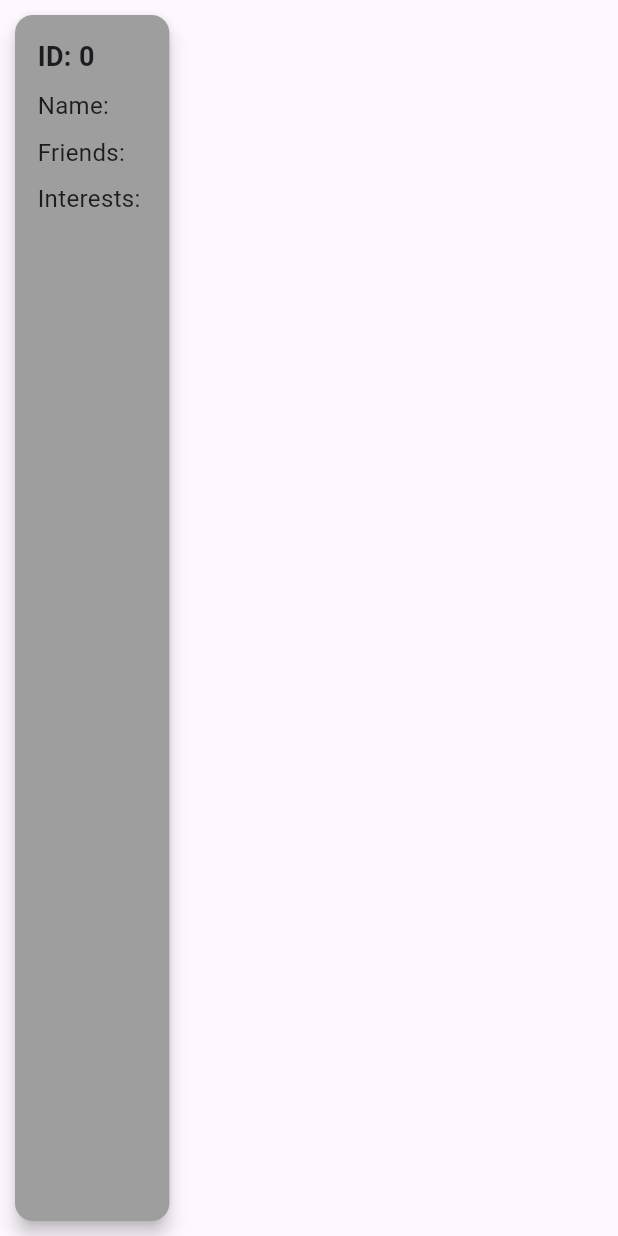
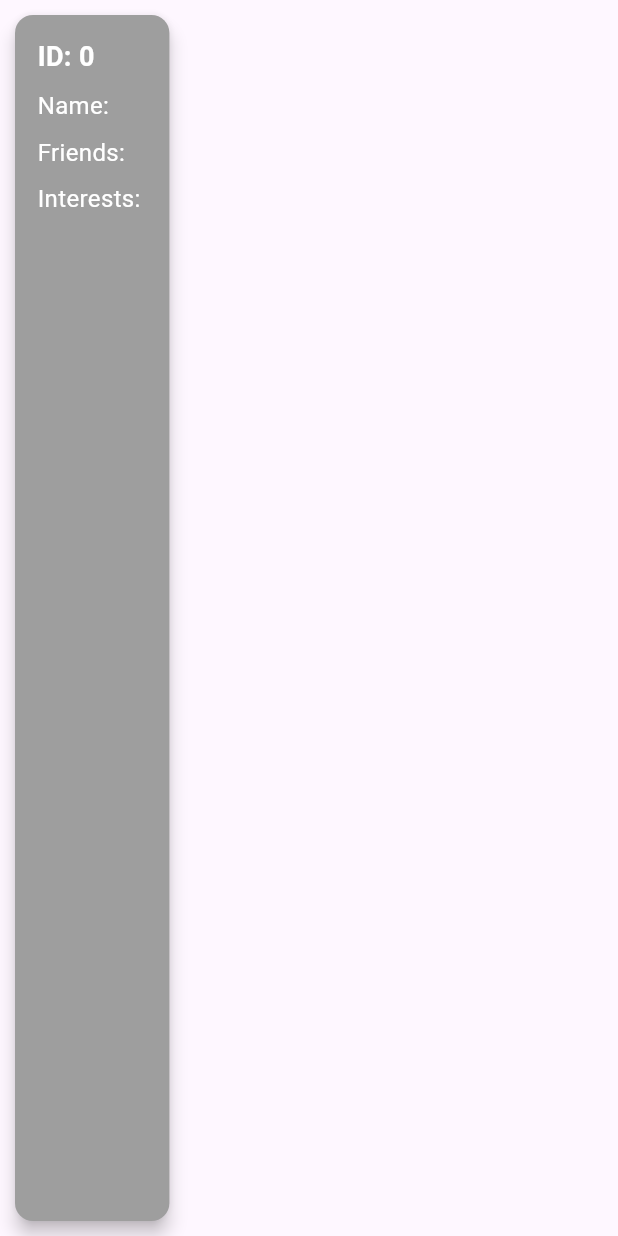
Before and after one commit to walidQasem/app_test, a Flutter app: the UserComponent widget shown alone on an empty page, opened directly with empty values, on a phone screen of 412 x 824 dp. Run offline on Flutter 3.47's test engine with Material 2 defaults, Android fonts, the phone set to English and light mode, and no system bars; our stand-ins replace cloud_firestore, firebase_core; accounts and stored records are empty.

Commit message:
2023-12-01 16:23

```diff
--- a/lib/Components/UserComponenets.dart
+++ b/lib/Components/UserComponenets.dart
@@ -31,6 +31,7 @@ class UserComponent extends StatelessWidget {
               style: TextStyle(
                 fontSize: 18,
                 fontWeight: FontWeight.bold,
+                color: Colors.white,
               ),
             ),
             SizedBox(height: 8),
@@ -38,6 +39,7 @@ class UserComponent extends StatelessWidget {
               'Name: $name',
               style: TextStyle(
                 fontSize: 16,
+                color: Colors.white,
               ),
             ),
             SizedBox(height: 8),
@@ -45,6 +47,7 @@ class UserComponent extends StatelessWidget {
               'Friends: ${friends.join(", ")}',
               style: TextStyle(
                 fontSize: 16,
+                color: Colors.white,
               ),
             ),
             SizedBox(height: 8),
@@ -52,6 +55,7 @@ class UserComponent extends StatelessWidget {
               'Interests: ${interests.join(", ")}',
               style: TextStyle(
                 fontSize: 16,
+                color: Colors.white,
               ),
             ),
           ],
--- a/lib/Pages/UserPage.dart
+++ b/lib/Pages/UserPage.dart
@@ -42,6 +42,10 @@ class _MyHomePageState extends State<MyHomePage> {
   @override
   Widget build(BuildContext context) {
     return Scaffold(
+      appBar: AppBar(
+        title: Text('Users'),
+        centerTitle: true,
+      ),
       floatingActionButton: FloatingActionButton(
         onPressed: () {
           for (var user in users) {
@@ -68,7 +72,7 @@ class _MyHomePageState extends State<MyHomePage> {
               itemCount: filteredUsers.length,
               itemBuilder: (BuildContext context, int index) {
                 return UserComponent(
-                    color: const Color.fromARGB(255, 58, 183, 125),
+                    color: Color.fromARGB(255, 58, 183, 68),
                     id: filteredUsers[index].id!,
                     name: filteredUsers[index].name.toString(),
                     friends: filteredUsers[index].friends!,
--- a/lib/main.dart
+++ b/lib/main.dart
@@ -7,8 +7,8 @@ import 'firebase_options.dart';
 void main() async {
   WidgetsFlutterBinding.ensureInitialized();
   await Firebase.initializeApp(
- options: DefaultFirebaseOptions.currentPlatform,
-);
+    options: DefaultFirebaseOptions.currentPlatform,
+  );
   runApp(const MyApp());
 }
 
```
